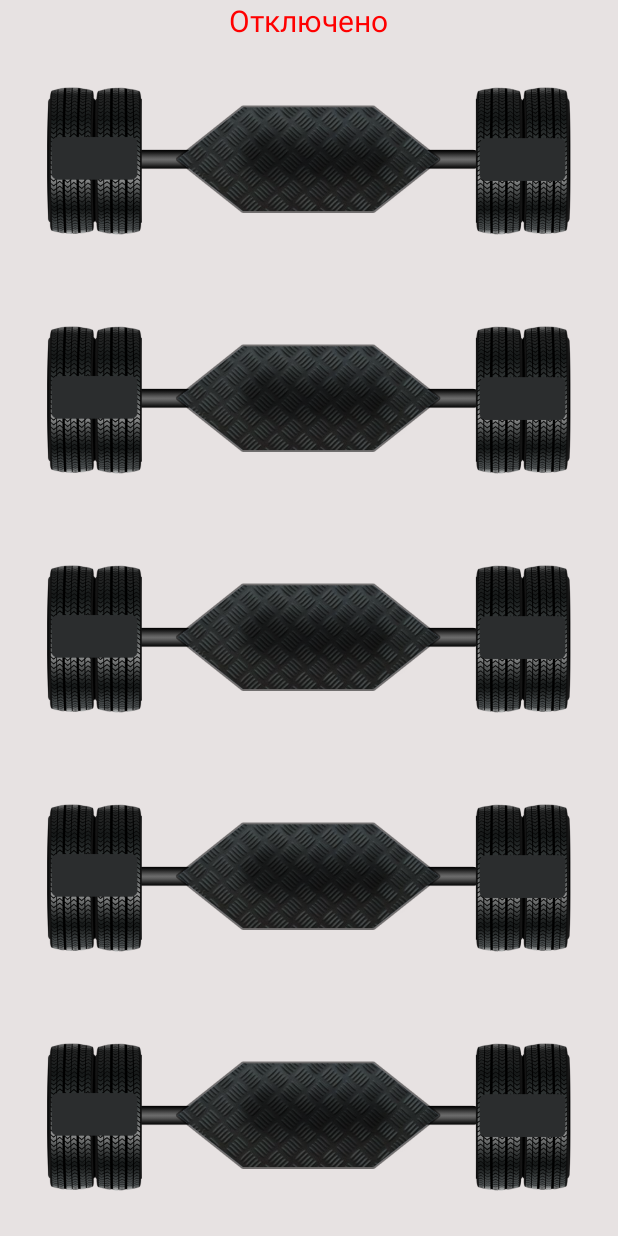
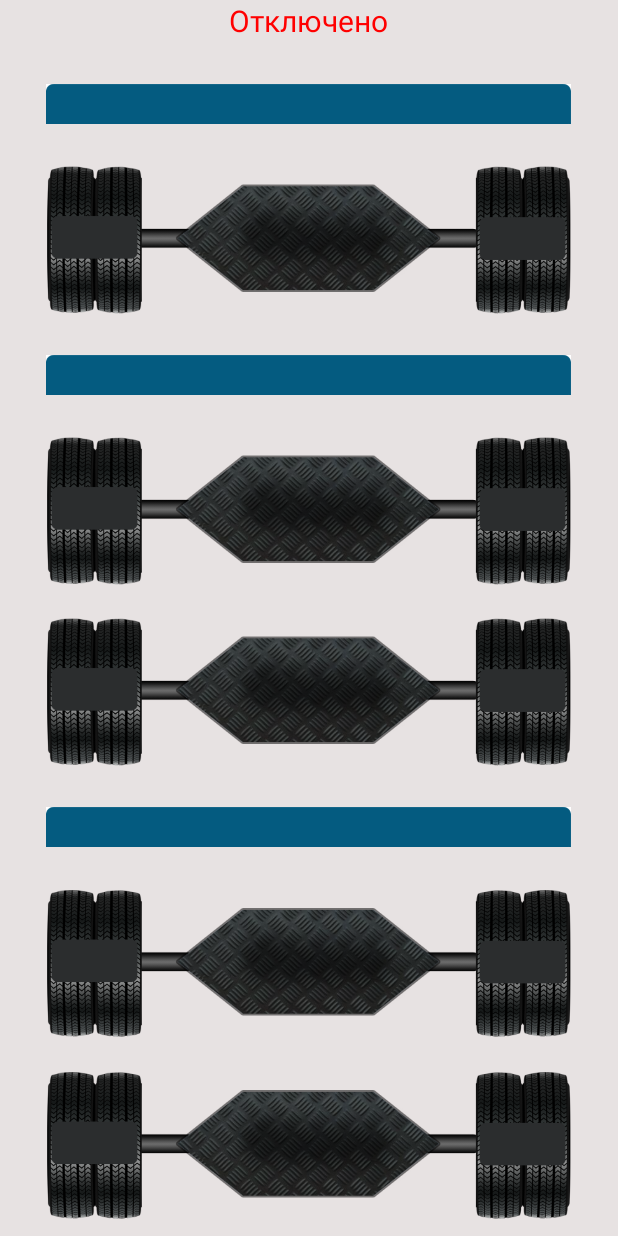
Before and after one commit to zadimx/WifiApp, an Android app: the screen it shows after launch (ViewAxisActivity), on a phone screen of 412 x 824 dp. Run offline under Robolectric (Android 15) with nearby library versions, the phone set to English and light mode, and no system bars.

Commit message:
First boss design fix

```diff
--- a/app/src/main/java/my/navareno/max/wifiapp/ViewAxisActivity.java
+++ b/app/src/main/java/my/navareno/max/wifiapp/ViewAxisActivity.java
@@ -43,6 +43,9 @@ public class ViewAxisActivity extends AppCompatActivity {
     private TextView viewAxisSum3;
     private TextView viewAxisSum4;
     private TextView viewAxisSum5;
+    private TextView weightAllText;
+    private TextView weightTruckText;
+    private TextView weightTrailerText;
 
     @Override
     protected void onCreate(Bundle savedInstanceState) {
@@ -64,6 +67,9 @@ public class ViewAxisActivity extends AppCompatActivity {
         viewAxisSum3 = findViewById(R.id.viewAxisSum3);
         viewAxisSum4 = findViewById(R.id.viewAxisSum4);
         viewAxisSum5 = findViewById(R.id.viewAxisSum5);
+        weightAllText = findViewById(R.id.weightAllText);
+        weightTruckText = findViewById(R.id.weightTruckText);
+        weightTrailerText = findViewById(R.id.weightTrailerText);
         mServer = new ViewAxisActivity();
 
 
@@ -175,7 +181,7 @@ public class ViewAxisActivity extends AppCompatActivity {
                                 int weightNumberSensor = (0xffff0000 & weight) >> 16;
                                 int weightData = 0x0000ffff & weight;
 
-                                weightData = (int) (-862.5 + 1.725 * weightData);
+//                                weightData = (int) (-862.5 + 1.725 * weightData);
                                 if (weightNumberSensor == 1) {
                                     viewAxisLeft1.setText(weightData+"");
                                     sumAxis[weightNumberSensor-1]=weightData;
@@ -230,6 +236,18 @@ public class ViewAxisActivity extends AppCompatActivity {
                         }
                         if (sumAxis[8] != 0 && sumAxis[9] != 0) {
                             viewAxisSum5.setText(sumAxis[8]+sumAxis[9]+"");
+                        }
+                        if (sumAxis[2] != 0 && sumAxis[3] != 0
+                                && sumAxis[4] != 0 && sumAxis[5] != 0 && sumAxis[6] != 0
+                                && sumAxis[7] != 0 && sumAxis[8] != 0 && sumAxis[9] != 0) {
+                            weightAllText.setText(sumAxis[2]+sumAxis[3]+sumAxis[4]+sumAxis[5]
+                                    +sumAxis[6]+sumAxis[7]+sumAxis[8]+sumAxis[9]+"");
+                        }
+                        if (sumAxis[2] != 0 && sumAxis[3] != 0 && sumAxis[4] != 0 && sumAxis[5] != 0) {
+                            weightTruckText.setText(sumAxis[2]+sumAxis[3]+sumAxis[4]+sumAxis[5]+"");
+                        }
+                        if (sumAxis[6] != 0 && sumAxis[7] != 0 && sumAxis[8] != 0 && sumAxis[9] != 0) {
+                            weightTrailerText.setText(sumAxis[6]+sumAxis[7]+sumAxis[8]+sumAxis[9]+"");
                         }
 
                     }
--- a/app/src/main/res/layout/activity_view_axis.xml
+++ b/app/src/main/res/layout/activity_view_axis.xml
@@ -5,21 +5,41 @@
     android:layout_width="match_parent"
     android:layout_height="match_parent"
     tools:context="my.navareno.max.wifiapp.ViewAxisActivity"
-    android:orientation="vertical"
-    android:background="@color/milk">
+    android:background="@color/milk"
+    android:orientation="vertical">
 
     <TextView
         android:id="@+id/viewConnect"
+        android:layout_weight="0.1"
         android:layout_width="wrap_content"
         android:layout_height="wrap_content"
         android:layout_gravity="center_horizontal"
         android:textColor="@color/blue"
-        android:textSize="20sp"
-        />
+        android:textSize="20sp"/>
     <RelativeLayout
-        android:layout_weight="5"
+        android:id="@+id/weightAllLayout"
+        android:layout_weight="0.5"
         android:layout_width="@dimen/size_axis"
+        android:layout_height="0dp"
+        android:layout_gravity="center_horizontal">
+    <ImageView
+        android:layout_width="wrap_content"
         android:layout_height="wrap_content"
+        app:srcCompat="@drawable/v2"/>
+        <TextView
+            android:id="@+id/weightAllText"
+            android:layout_width="wrap_content"
+            android:layout_height="wrap_content"
+            android:layout_centerVertical="true"
+            android:layout_centerHorizontal="true"
+            android:textSize="@dimen/size_text_axis_one"
+            android:textColor="@color/white"/>
+    </RelativeLayout>
+    <RelativeLayout
+        android:id="@+id/axis_1"
+        android:layout_weight="1"
+        android:layout_width="@dimen/size_axis"
+        android:layout_height="0dp"
         android:layout_gravity="center_horizontal">
 
         <ImageView
@@ -53,12 +73,32 @@
             android:textSize="@dimen/size_text_axis_one"
             android:textColor="@color/white"/>
     </RelativeLayout>
-
     <RelativeLayout
-        android:layout_weight="5"
+        android:id="@+id/weightTruckLayout"
+        android:layout_weight="0.5"
         android:layout_width="@dimen/size_axis"
-        android:layout_height="wrap_content"
+        android:layout_height="0dp"
         android:layout_gravity="center_horizontal">
+        <ImageView
+            android:layout_width="wrap_content"
+            android:layout_height="wrap_content"
+            app:srcCompat="@drawable/v2"/>
+        <TextView
+            android:id="@+id/weightTruckText"
+            android:layout_width="wrap_content"
+            android:layout_height="wrap_content"
+            android:layout_centerVertical="true"
+            android:layout_centerHorizontal="true"
+            android:textSize="@dimen/size_text_axis_one"
+            android:textColor="@color/white"/>
+    </RelativeLayout>
+    <RelativeLayout
+        android:id="@+id/axis_2"
+        android:layout_below="@id/axis_1"
+        android:layout_gravity="center_horizontal"
+        android:layout_weight="1"
+        android:layout_width="@dimen/size_axis"
+        android:layout_height="0dp">
         <ImageView
             android:layout_width="wrap_content"
             android:layout_height="wrap_content"
@@ -91,10 +131,12 @@
             android:textColor="@color/white"/>
     </RelativeLayout>
     <RelativeLayout
-        android:layout_weight="5"
+        android:id="@+id/axis_3"
+        android:layout_below="@id/axis_2"
+        android:layout_gravity="center_horizontal"
+        android:layout_weight="1"
         android:layout_width="@dimen/size_axis"
-        android:layout_height="wrap_content"
-        android:layout_gravity="center_horizontal">
+        android:layout_height="0dp">
         <ImageView
             android:layout_width="wrap_content"
             android:layout_height="wrap_content"
@@ -127,10 +169,31 @@
             android:textColor="@color/white"/>
     </RelativeLayout>
     <RelativeLayout
-        android:layout_weight="5"
+        android:id="@+id/weightTrailerLayout"
+        android:layout_weight="0.5"
         android:layout_width="@dimen/size_axis"
-        android:layout_height="wrap_content"
+        android:layout_height="0dp"
         android:layout_gravity="center_horizontal">
+        <ImageView
+            android:layout_width="wrap_content"
+            android:layout_height="wrap_content"
+            app:srcCompat="@drawable/v2"/>
+        <TextView
+            android:id="@+id/weightTrailerText"
+            android:layout_width="wrap_content"
+            android:layout_height="wrap_content"
+            android:layout_centerVertical="true"
+            android:layout_centerHorizontal="true"
+            android:textSize="@dimen/size_text_axis_one"
+            android:textColor="@color/white"/>
+    </RelativeLayout>
+    <RelativeLayout
+        android:id="@+id/axis_4"
+        android:layout_below="@id/axis_3"
+        android:layout_gravity="center_horizontal"
+        android:layout_weight="1"
+        android:layout_width="@dimen/size_axis"
+        android:layout_height="0dp">
         <ImageView
             android:layout_width="wrap_content"
             android:layout_height="wrap_content"
@@ -163,10 +226,12 @@
             android:textColor="@color/white"/>
     </RelativeLayout>
     <RelativeLayout
-        android:layout_weight="5"
+        android:id="@+id/axis_5"
+        android:layout_below="@id/axis_4"
+        android:layout_gravity="center_horizontal"
+        android:layout_weight="1"
         android:layout_width="@dimen/size_axis"
-        android:layout_height="wrap_content"
-        android:layout_gravity="center_horizontal">
+        android:layout_height="0dp">
         <ImageView
             android:layout_width="wrap_content"
             android:layout_height="wrap_content"
```
